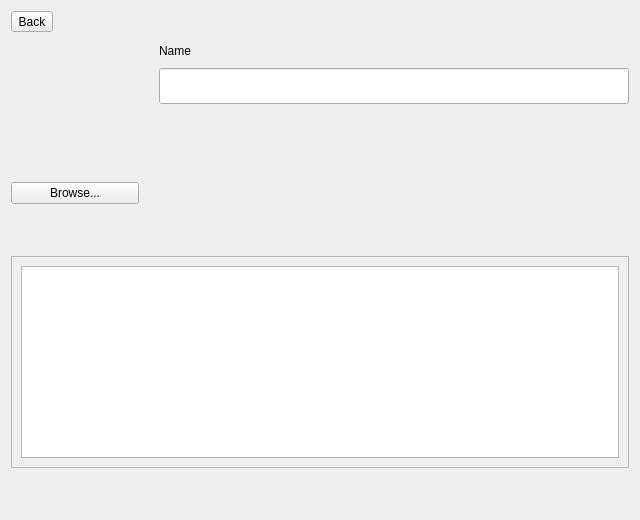
This is ui/settings/PageDetailsWidget.ui in OpenFairWind/FairWindSK as Qt 5 draws it before an edit. The edited form follows.
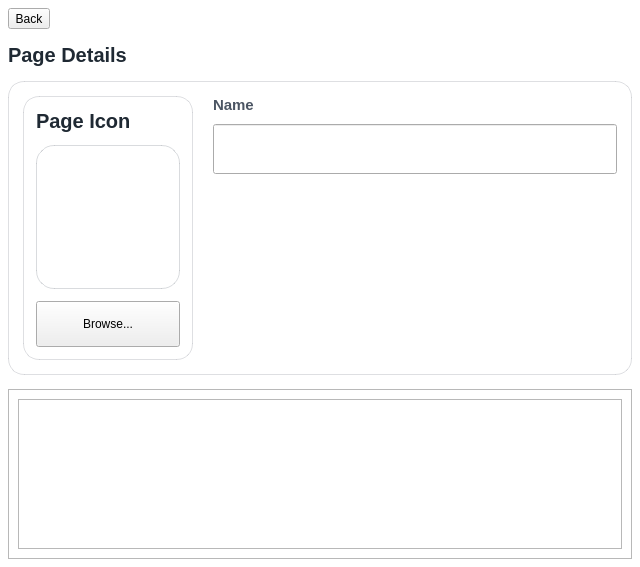
This is the edited form. Icons and pictures are not drawn.

The edit to the form file:
```diff
--- a/ui/settings/PageDetailsWidget.ui
+++ b/ui/settings/PageDetailsWidget.ui
@@ -10,9 +10,54 @@
     <height>520</height>
    </rect>
   </property>
+  <property name="styleSheet">
+   <string notr="true">QWidget#PageDetailsWidget {
+    background: transparent;
+}
+QLabel#label_Page_SectionTitle,
+QLabel#label_Page_IconTitle {
+    color: #1f2933;
+    font-size: 20px;
+    font-weight: 700;
+}
+QLabel#label_Page_Name {
+    color: #4b5563;
+    font-size: 15px;
+    font-weight: 600;
+}
+QFrame#frame_PageSummaryCard,
+QFrame#frame_PageIdentityCard {
+    border: 1px solid rgba(15, 23, 42, 0.14);
+    border-radius: 16px;
+    background: rgba(255, 255, 255, 0.58);
+}
+QLabel#label_Page_Icon {
+    border: 1px solid rgba(15, 23, 42, 0.16);
+    border-radius: 18px;
+    background: rgba(255, 255, 255, 0.72);
+}
+QLineEdit {
+    min-height: 44px;
+}
+QPushButton {
+    min-height: 44px;
+}</string>
+  </property>
   <layout class="QVBoxLayout" name="verticalLayout_PageDetails">
+   <property name="leftMargin">
+    <number>8</number>
+   </property>
+   <property name="topMargin">
+    <number>8</number>
+   </property>
+   <property name="rightMargin">
+    <number>8</number>
+   </property>
+   <property name="bottomMargin">
+    <number>8</number>
+   </property>
    <property name="spacing">
-    <number>12</number>
+    <number>14</number>
    </property>
    <item>
     <layout class="QHBoxLayout" name="horizontalLayout_PageDetailsHeader">
@@ -55,27 +100,79 @@
     </layout>
    </item>
    <item>
+    <widget class="QLabel" name="label_Page_SectionTitle">
+     <property name="text">
+      <string>Page Details</string>
+     </property>
+    </widget>
+   </item>
+   <item>
+    <widget class="QFrame" name="frame_PageSummaryCard">
+     <property name="frameShape">
+      <enum>QFrame::StyledPanel</enum>
+     </property>
+     <property name="frameShadow">
+      <enum>QFrame::Plain</enum>
+     </property>
     <layout class="QHBoxLayout" name="horizontalLayout_PageDetailsTop">
+      <property name="leftMargin">
+       <number>14</number>
+      </property>
+      <property name="topMargin">
+       <number>14</number>
+      </property>
+      <property name="rightMargin">
+       <number>14</number>
+      </property>
+      <property name="bottomMargin">
+       <number>14</number>
+      </property>
      <property name="spacing">
       <number>20</number>
      </property>
      <item>
+       <widget class="QFrame" name="frame_PageIdentityCard">
+        <property name="frameShape">
+         <enum>QFrame::StyledPanel</enum>
+        </property>
+        <property name="frameShadow">
+         <enum>QFrame::Plain</enum>
+        </property>
       <layout class="QVBoxLayout" name="verticalLayout_PageIconColumn">
+         <property name="leftMargin">
+          <number>12</number>
+         </property>
+         <property name="topMargin">
+          <number>12</number>
+         </property>
+         <property name="rightMargin">
+          <number>12</number>
+         </property>
+         <property name="bottomMargin">
+          <number>12</number>
+         </property>
        <property name="spacing">
-        <number>10</number>
-       </property>
+          <number>12</number>
+         </property>
+         <item>
+          <widget class="QLabel" name="label_Page_IconTitle">
+           <property name="text">
+            <string>Page Icon</string>
+           </property>
+          </widget>
+         </item>
        <item>
         <widget class="QLabel" name="label_Page_Icon">
          <property name="minimumSize">
           <size>
-           <width>128</width>
-           <height>128</height>
+             <width>144</width>
+             <height>144</height>
           </size>
          </property>
          <property name="maximumSize">
           <size>
-           <width>128</width>
-           <height>128</height>
+             <width>144</width>
+             <height>144</height>
           </size>
          </property>
          <property name="alignment">
@@ -101,12 +198,13 @@
          <property name="sizeHint" stdset="0">
           <size>
            <width>20</width>
-           <height>40</height>
+             <height>20</height>
           </size>
          </property>
         </spacer>
        </item>
       </layout>
+       </widget>
      </item>
      <item>
       <layout class="QVBoxLayout" name="verticalLayout_PageSummary">
@@ -125,7 +223,7 @@
          <property name="minimumSize">
           <size>
            <width>0</width>
-           <height>36</height>
+            <height>44</height>
           </size>
          </property>
         </widget>
@@ -138,7 +236,7 @@
          <property name="sizeHint" stdset="0">
           <size>
            <width>20</width>
-           <height>40</height>
+            <height>20</height>
           </size>
          </property>
         </spacer>
@@ -146,6 +244,7 @@
       </layout>
      </item>
     </layout>
+    </widget>
    </item>
    <item>
     <widget class="QFrame" name="frame_PageIconPicker">
```
Lines whose indentation alone changed are shown as unchanged.
